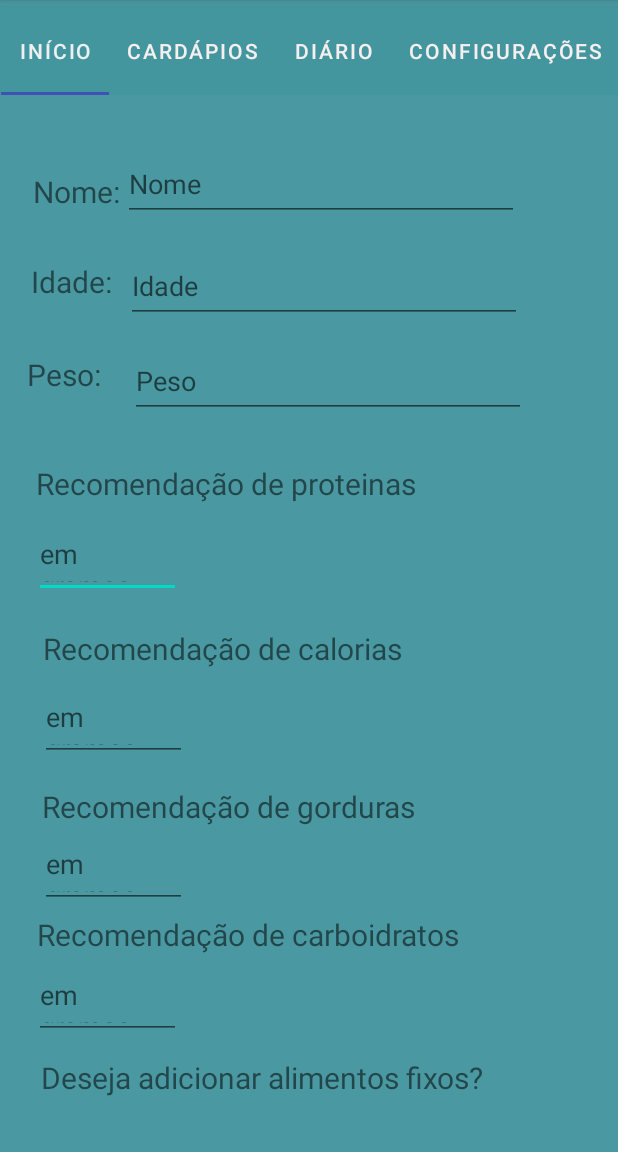
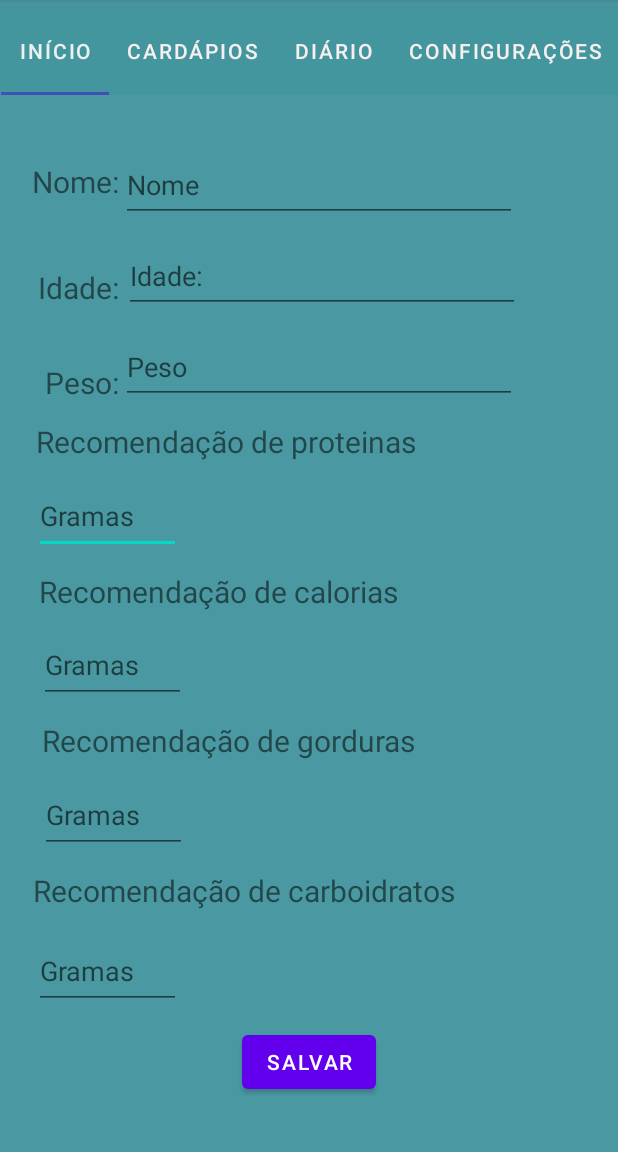
Before and after one commit to LeContino/AndroidStudioProjects, an Android app: the fragment Fragment4 shown on its own in the app's theme, on a phone screen of 412 x 824 dp, the part 84-1236 px from its top. Run offline under Robolectric (Android 15) with nearby library versions, the phone set to English and light mode, and no system bars; Roboto replaces fonts that are not available here; 9 statements that could not run were skipped.

Commit message:
Ajustes nos fragmentos

```diff
--- a/FinalTask/app/src/main/java/com/example/finaltask/Fragment4.java
+++ b/FinalTask/app/src/main/java/com/example/finaltask/Fragment4.java
@@ -1,19 +1,41 @@
 package com.example.finaltask;
 
 import android.os.Bundle;
-
 import androidx.fragment.app.Fragment;
-
 import android.view.LayoutInflater;
 import android.view.View;
 import android.view.ViewGroup;
+import android.widget.Button;
+import android.widget.EditText;
+import android.widget.Toast;
+
 
 public class Fragment4 extends Fragment {
+
+    private EditText nome,idade,peso,calorias,proteinas,gorduras,carboidratos;
+    Button salvar;
 
     @Override
     public View onCreateView(LayoutInflater inflater, ViewGroup container,
                              Bundle savedInstanceState) {
-        // Inflate the layout for this fragment
-        return inflater.inflate(R.layout.fragment_4, container, false);
+
+        View view = inflater.inflate(R.layout.fragment_4, container, false);
+
+        nome = (EditText) getView().findViewById(R.id.editTextName);
+        idade = (EditText) getView().findViewById(R.id.editTexIdade);
+        peso = (EditText) getView().findViewById(R.id.editTextPeso);
+        calorias = (EditText) getView().findViewById(R.id.editTextCalorias);
+        proteinas =(EditText) getView().findViewById(R.id.editTextProteinas);
+        carboidratos = (EditText) getView().findViewById(R.id.editTextCarboidratos);
+        gorduras = (EditText) getView().findViewById(R.id.editTextGorduras);
+        salvar = (Button) getView().findViewById(R.id.btSubmit);
+
+        salvar.setOnClickListener(new View.OnClickListener() {
+            @Override
+            public void onClick(View v) {
+                Toast.makeText(getActivity().getApplicationContext(), "Dados salvos", Toast.LENGTH_SHORT).show();
+            }
+        });
+        return view;
     }
 }
--- a/FinalTask/app/src/main/res/layout/fragment_4.xml
+++ b/FinalTask/app/src/main/res/layout/fragment_4.xml
@@ -1,16 +1,11 @@
 <?xml version="1.0" encoding="utf-8"?>
-<FrameLayout xmlns:android="http://schemas.android.com/apk/res/android"
+<androidx.constraintlayout.widget.ConstraintLayout xmlns:android="http://schemas.android.com/apk/res/android"
     xmlns:app="http://schemas.android.com/apk/res-auto"
     xmlns:tools="http://schemas.android.com/tools"
     android:layout_width="match_parent"
     android:layout_height="match_parent"
+    android:background="@color/verde_agua"
     tools:context=".Fragment4">
-
-    <androidx.constraintlayout.widget.ConstraintLayout
-        android:layout_width="match_parent"
-        android:layout_height="match_parent"
-        android:background="#F543959F"
-        tools:context=".Profile">
 
         <com.google.android.material.textfield.TextInputEditText
             android:id="@+id/editTextProteinas"
@@ -18,11 +13,9 @@
             android:layout_height="50dp"
             android:layout_marginStart="22dp"
             android:layout_marginLeft="22dp"
-            android:layout_marginTop="8dp"
             android:layout_marginEnd="291dp"
             android:layout_marginRight="291dp"
-            android:layout_marginBottom="8dp"
-            android:hint="em gramas"
+            android:hint="@string/Em_Gramas"
             app:layout_constraintBottom_toTopOf="@+id/textView21"
             app:layout_constraintEnd_toEndOf="parent"
             app:layout_constraintStart_toStartOf="parent"
@@ -36,7 +29,7 @@
             android:layout_marginLeft="26dp"
             android:layout_marginEnd="287dp"
             android:layout_marginRight="287dp"
-            android:hint="em gramas"
+            android:hint="@string/Em_Gramas"
             app:layout_constraintBottom_toTopOf="@+id/textView23"
             app:layout_constraintEnd_toEndOf="parent"
             app:layout_constraintStart_toStartOf="parent"
@@ -50,10 +43,10 @@
             android:layout_marginLeft="26dp"
             android:layout_marginEnd="287dp"
             android:layout_marginRight="287dp"
-            android:layout_marginBottom="12dp"
-            android:hint="em gramas"
+            android:hint="@string/Em_Gramas"
             app:layout_constraintBottom_toTopOf="@+id/textView22"
             app:layout_constraintEnd_toEndOf="parent"
+            app:layout_constraintHorizontal_bias="0.0"
             app:layout_constraintStart_toStartOf="parent"
             app:layout_constraintTop_toBottomOf="@+id/textView21" />
 
@@ -63,13 +56,14 @@
             android:layout_height="50dp"
             android:layout_marginStart="22dp"
             android:layout_marginLeft="22dp"
-            android:layout_marginTop="2dp"
+            android:layout_marginTop="4dp"
             android:layout_marginEnd="291dp"
             android:layout_marginRight="291dp"
-            android:layout_marginBottom="6dp"
-            android:hint="em gramas"
-            app:layout_constraintBottom_toTopOf="@+id/textView24"
+            android:layout_marginBottom="84dp"
+            android:hint="@string/Em_Gramas"
+            app:layout_constraintBottom_toBottomOf="parent"
             app:layout_constraintEnd_toEndOf="parent"
+            app:layout_constraintHorizontal_bias="1.0"
             app:layout_constraintStart_toStartOf="parent"
             app:layout_constraintTop_toBottomOf="@+id/textView23" />
 
@@ -77,12 +71,9 @@
             android:id="@+id/editTextPeso"
             android:layout_width="264dp"
             android:layout_height="49dp"
-            android:layout_marginStart="9dp"
-            android:layout_marginLeft="9dp"
-            android:layout_marginTop="10dp"
-            android:layout_marginEnd="66dp"
-            android:layout_marginRight="66dp"
-            android:hint="Peso"
+            android:layout_marginEnd="65dp"
+            android:layout_marginRight="65dp"
+            android:hint="@string/Peso"
             app:layout_constraintBottom_toTopOf="@+id/textView20"
             app:layout_constraintEnd_toEndOf="parent"
             app:layout_constraintStart_toEndOf="@+id/textView19"
@@ -94,13 +85,11 @@
             android:layout_height="49dp"
             android:layout_marginStart="4dp"
             android:layout_marginLeft="4dp"
-            android:layout_marginTop="7dp"
             android:layout_marginEnd="66dp"
             android:layout_marginRight="66dp"
-            android:hint="Idade"
+            android:hint="@string/Idade_doisPontos"
             app:layout_constraintBottom_toTopOf="@+id/editTextPeso"
             app:layout_constraintEnd_toEndOf="parent"
-            app:layout_constraintHorizontal_bias="1.0"
             app:layout_constraintStart_toEndOf="@+id/textView18"
             app:layout_constraintTop_toBottomOf="@+id/editTextName" />
 
@@ -108,15 +97,16 @@
             android:id="@+id/editTextName"
             android:layout_width="264dp"
             android:layout_height="49dp"
-            android:layout_marginTop="30dp"
+            android:layout_marginTop="24dp"
             android:layout_marginEnd="66dp"
             android:layout_marginRight="66dp"
-            android:layout_marginBottom="7dp"
-            android:hint="Nome"
+            android:hint="@string/Nome"
             app:layout_constraintBottom_toTopOf="@+id/editTexIdade"
             app:layout_constraintEnd_toEndOf="parent"
+            app:layout_constraintHorizontal_bias="1.0"
             app:layout_constraintStart_toEndOf="@+id/textView17"
-            app:layout_constraintTop_toBottomOf="@+id/tabLayout5" />
+            app:layout_constraintTop_toBottomOf="@+id/tabLayout"
+            app:layout_constraintVertical_bias="0.0" />
 
         <TextView
             android:id="@+id/textView23"
@@ -130,6 +120,7 @@
             android:textSize="20sp"
             app:layout_constraintBottom_toTopOf="@+id/editTextCarboidratos"
             app:layout_constraintEnd_toEndOf="parent"
+            app:layout_constraintHorizontal_bias="0.0"
             app:layout_constraintStart_toStartOf="parent"
             app:layout_constraintTop_toBottomOf="@+id/editTextGorduras" />
 
@@ -154,14 +145,13 @@
             android:layout_height="wrap_content"
             android:layout_marginStart="26dp"
             android:layout_marginLeft="26dp"
-            android:layout_marginTop="8dp"
             android:layout_marginEnd="142dp"
             android:layout_marginRight="142dp"
-            android:layout_marginBottom="7dp"
             android:text="Recomendação de calorias"
             android:textSize="20sp"
             app:layout_constraintBottom_toTopOf="@+id/editTextCalorias"
             app:layout_constraintEnd_toEndOf="parent"
+            app:layout_constraintHorizontal_bias="0.0"
             app:layout_constraintStart_toStartOf="parent"
             app:layout_constraintTop_toBottomOf="@+id/editTextProteinas" />
 
@@ -171,7 +161,6 @@
             android:layout_height="wrap_content"
             android:layout_marginStart="22dp"
             android:layout_marginLeft="22dp"
-            android:layout_marginTop="26dp"
             android:layout_marginEnd="133dp"
             android:layout_marginRight="133dp"
             android:text="Recomendação de proteinas"
@@ -185,41 +174,39 @@
             android:id="@+id/textView19"
             android:layout_width="wrap_content"
             android:layout_height="wrap_content"
-            android:layout_marginStart="22dp"
-            android:layout_marginLeft="22dp"
-            android:layout_marginTop="31dp"
-            android:layout_marginEnd="10dp"
-            android:layout_marginRight="10dp"
-            android:layout_marginBottom="42dp"
-            android:text="Peso:"
+            android:layout_marginStart="28dp"
+            android:layout_marginLeft="28dp"
+            android:layout_marginTop="24dp"
+            android:text="@string/Peso_doisPontos"
             android:textSize="20sp"
             app:layout_constraintBottom_toTopOf="@+id/textView20"
             app:layout_constraintEnd_toStartOf="@+id/editTextPeso"
             app:layout_constraintStart_toStartOf="parent"
-            app:layout_constraintTop_toBottomOf="@+id/textView18" />
+            app:layout_constraintTop_toBottomOf="@+id/textView18"
+            app:layout_constraintVertical_bias="0.1" />
 
         <TextView
             android:id="@+id/textView18"
             android:layout_width="wrap_content"
             android:layout_height="wrap_content"
-            android:layout_marginStart="22dp"
-            android:layout_marginLeft="22dp"
-            android:layout_marginEnd="5dp"
-            android:layout_marginRight="5dp"
-            android:text="Idade:"
+            android:layout_marginStart="20dp"
+            android:layout_marginLeft="20dp"
+            android:layout_marginTop="32dp"
+            android:text="@string/Idade_doisPontos"
             android:textSize="20sp"
             app:layout_constraintBottom_toTopOf="@+id/textView19"
-            app:layout_constraintEnd_toStartOf="@+id/editTexIdade"
+            app:layout_constraintEnd_toStartOf="@+id/editTextName"
+            app:layout_constraintHorizontal_bias="0.833"
             app:layout_constraintStart_toStartOf="parent"
             app:layout_constraintTop_toBottomOf="@+id/textView17" />
 
         <com.google.android.material.tabs.TabLayout
-            android:id="@+id/tabLayout5"
+            android:id="@+id/tabLayout"
             android:layout_width="415dp"
             android:layout_height="59dp"
+            android:layout_marginTop="4dp"
             android:background="@color/verde_agua"
             android:clickable="true"
-            app:layout_constraintBottom_toTopOf="@+id/editTextName"
             app:layout_constraintEnd_toEndOf="parent"
             app:layout_constraintStart_toStartOf="parent"
             app:layout_constraintTop_toTopOf="parent"
@@ -256,34 +243,31 @@
             android:id="@+id/textView17"
             android:layout_width="wrap_content"
             android:layout_height="wrap_content"
-            android:layout_marginStart="22dp"
-            android:layout_marginLeft="22dp"
-            android:layout_marginTop="47dp"
-            android:layout_marginEnd="1dp"
-            android:layout_marginRight="1dp"
-            android:layout_marginBottom="29dp"
-            android:text="Nome:"
+            android:layout_marginStart="20dp"
+            android:layout_marginLeft="20dp"
+            android:layout_marginTop="32dp"
+            android:text="@string/Nome_doisPontos"
             android:textSize="20sp"
             app:layout_constraintBottom_toTopOf="@+id/textView18"
             app:layout_constraintEnd_toStartOf="@+id/editTextName"
             app:layout_constraintStart_toStartOf="parent"
-            app:layout_constraintTop_toBottomOf="@+id/tabLayout5" />
+            app:layout_constraintTop_toBottomOf="@+id/tabLayout"
+            app:layout_constraintVertical_bias="0.038" />
 
-        <TextView
-            android:id="@+id/textView24"
-            android:layout_width="330dp"
-            android:layout_height="59dp"
-            android:layout_marginStart="22dp"
-            android:layout_marginLeft="22dp"
-            android:layout_marginTop="1dp"
-            android:layout_marginEnd="49dp"
-            android:layout_marginRight="49dp"
-            android:clickable="true"
-            android:text="Deseja adicionar alimentos fixos?"
-            android:textSize="20sp"
+        <Button
+            android:id="@+id/btSubmit"
+            android:layout_width="wrap_content"
+            android:layout_height="wrap_content"
+            android:layout_marginStart="160dp"
+            android:layout_marginLeft="160dp"
+            android:layout_marginTop="65dp"
+            android:layout_marginEnd="160dp"
+            android:layout_marginRight="160dp"
+            android:layout_marginBottom="25dp"
+            android:text="Salvar"
             app:layout_constraintBottom_toBottomOf="parent"
             app:layout_constraintEnd_toEndOf="parent"
             app:layout_constraintStart_toStartOf="parent"
-            app:layout_constraintTop_toBottomOf="@+id/editTextCarboidratos" />
+            app:layout_constraintTop_toBottomOf="@+id/textView23" />
+
     </androidx.constraintlayout.widget.ConstraintLayout>
-</FrameLayout>
--- a/FinalTask/app/src/main/res/values/colors.xml
+++ b/FinalTask/app/src/main/res/values/colors.xml
@@ -8,4 +8,6 @@
     <color name="black">#FF000000</color>
     <color name="white">#FFFFFFFF</color>
     <color name="verde_agua">#F543959F</color>
+    <color name="roxo">#283593</color>
+    <color name="pretoConstraste">#212121</color>
 </resources>
--- a/FinalTask/app/src/main/res/values/strings.xml
+++ b/FinalTask/app/src/main/res/values/strings.xml
@@ -11,4 +11,10 @@
     <string name="Idade_doisPontos">Idade:</string>
     <string name="Nome">Nome</string>
     <string name="Nome_doisPontos">Nome:</string>
+    <string name="Começar">Começar</string>
+    <string name="Food">Food</string>
+    <string name="Balance">Balance</string>
+    <string name="Logo">Logo</string>
+    <string name="Login">Login:</string>
+    <string name="Senha">Senha:</string>
 </resources>
```
Also changed, not shown: FinalTask/app/src/main/AndroidManifest.xml (+0 -9 lines), FinalTask/app/src/main/java/com/example/finaltask/MainActivity.java (+12 -16 lines), FinalTask/app/src/main/java/com/example/finaltask/Profile.java (deleted, +0 -39 lines), FinalTask/app/src/main/java/com/example/finaltask/TelaInicial.java (+1 -6 lines), FinalTask/app/src/main/java/com/example/finaltask/login.java (+13 -12 lines), FinalTask/app/src/main/res/layout/activity_login.xml (+14 -9 lines), FinalTask/app/src/main/res/layout/activity_main.xml (+7 -8 lines), FinalTask/app/src/main/res/layout/activity_profile.xml (deleted, +0 -273 lines).
